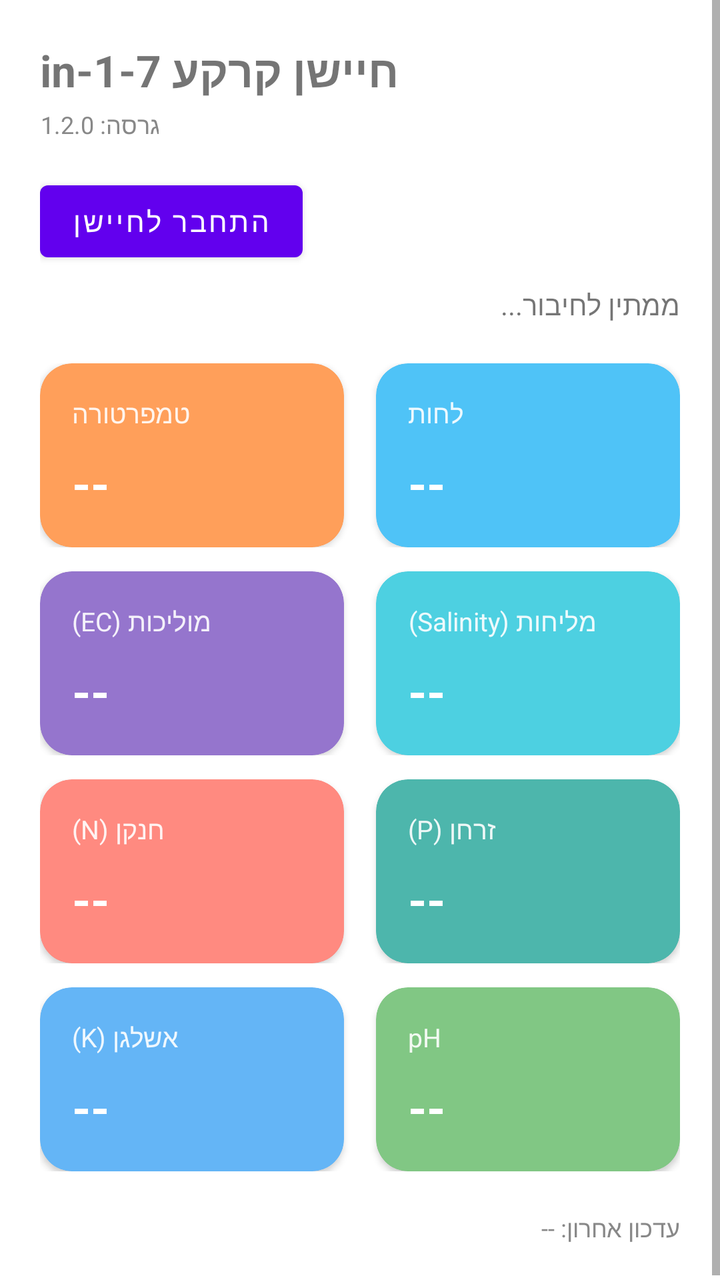
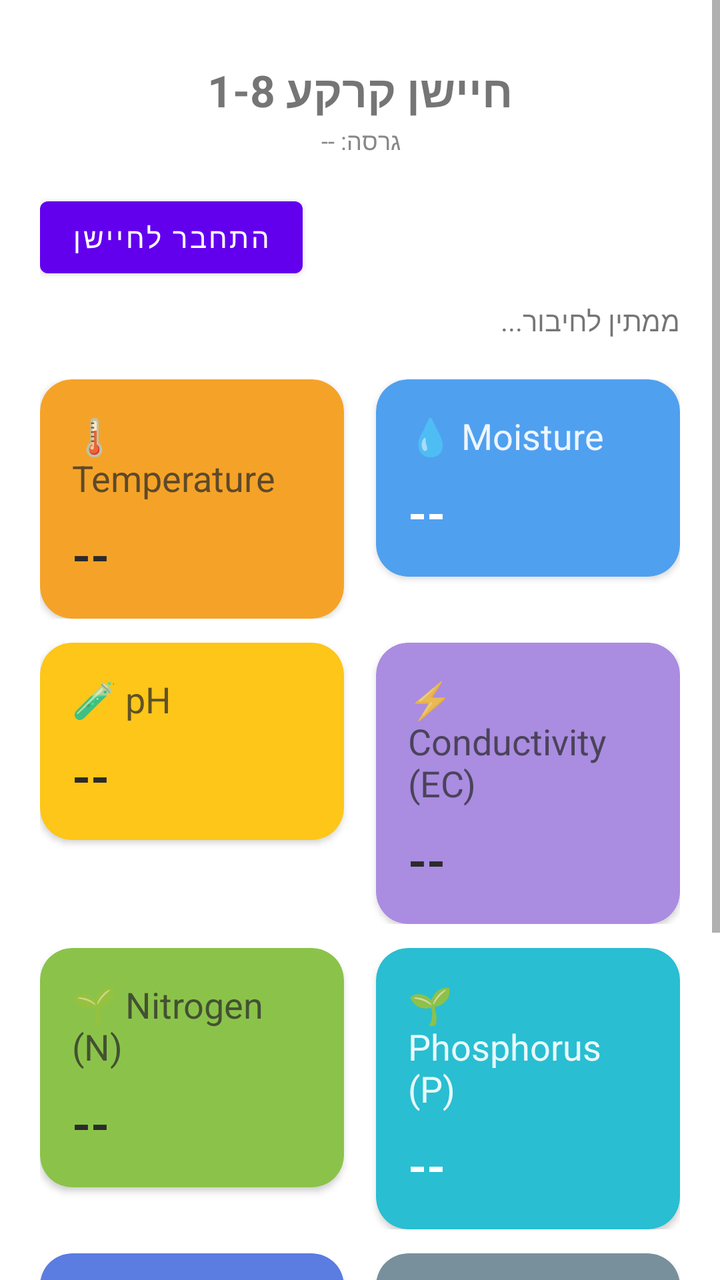

The first picture is an Android layout as it rendered before a commit; the second is the same layout after the commit. The layout source and the unified diff follow.
<!-- AndroidManifest.xml: application theme Theme.SoilSensorReader -->
<!-- res/layout/activity_main.xml -->
<?xml version="1.0" encoding="utf-8"?>
<ScrollView xmlns:android="http://schemas.android.com/apk/res/android"
    xmlns:app="http://schemas.android.com/apk/res-auto"
    android:layout_width="match_parent"
    android:layout_height="match_parent"
    android:background="#FFFFFF">

    <LinearLayout
        android:layout_width="match_parent"
        android:layout_height="wrap_content"
        android:orientation="vertical"
        android:padding="20dp">

        <TextView
            android:id="@+id/tvTitle"
            android:layout_width="wrap_content"
            android:layout_height="wrap_content"
            android:text="חיישן קרקע 7-in-1"
            android:textSize="22sp"
            android:textStyle="bold" />

        <TextView
            android:id="@+id/tvVersion"
            android:layout_width="wrap_content"
            android:layout_height="wrap_content"
            android:layout_marginTop="4dp"
            android:text="גרסה: 1.2.0"
            android:textSize="12sp"
            android:textColor="#888888" />

        <Button
            android:id="@+id/btnConnect"
            android:layout_width="wrap_content"
            android:layout_height="wrap_content"
            android:layout_marginTop="16dp"
            android:text="התחבר לחיישן" />

        <TextView
            android:id="@+id/tvStatus"
            android:layout_width="match_parent"
            android:layout_height="wrap_content"
            android:layout_marginTop="8dp"
            android:text="ממתין לחיבור..."
            android:textSize="14sp" />

        
        <LinearLayout
            android:layout_width="match_parent"
            android:layout_height="wrap_content"
            android:layout_marginTop="20dp"
            android:orientation="horizontal">

            <androidx.cardview.widget.CardView
                android:layout_width="0dp"
                android:layout_height="wrap_content"
                android:layout_weight="1"
                android:layout_marginEnd="8dp"
                app:cardBackgroundColor="@color/cardTemperature"
                app:cardCornerRadius="16dp"
                app:cardElevation="2dp">

                <LinearLayout
                    android:layout_width="match_parent"
                    android:layout_height="wrap_content"
                    android:orientation="vertical"
                    android:padding="16dp">

                    <TextView style="@style/CardTitleWhite" android:text="טמפרטורה" />

                    <TextView
                        android:id="@+id/tvTemperature"
                        style="@style/CardValueWhite"
                        android:text="--" />
                </LinearLayout>
            </androidx.cardview.widget.CardView>

            <androidx.cardview.widget.CardView
                android:layout_width="0dp"
                android:layout_height="wrap_content"
                android:layout_weight="1"
                android:layout_marginStart="8dp"
                app:cardBackgroundColor="@color/cardMoisture"
                app:cardCornerRadius="16dp"
                app:cardElevation="2dp">

                <LinearLayout
                    android:layout_width="match_parent"
                    android:layout_height="wrap_content"
                    android:orientation="vertical"
                    android:padding="16dp">

                    <TextView style="@style/CardTitleWhite" android:text="לחות" />

                    <TextView
                        android:id="@+id/tvMoisture"
                        style="@style/CardValueWhite"
                        android:text="--" />
                </LinearLayout>
            </androidx.cardview.widget.CardView>
        </LinearLayout>

        
        <LinearLayout
            android:layout_width="match_parent"
            android:layout_height="wrap_content"
            android:layout_marginTop="12dp"
            android:orientation="horizontal">

            <androidx.cardview.widget.CardView
                android:layout_width="0dp"
                android:layout_height="wrap_content"
                android:layout_weight="1"
                android:layout_marginEnd="8dp"
                app:cardBackgroundColor="@color/cardEc"
                app:cardCornerRadius="16dp"
                app:cardElevation="2dp">

                <LinearLayout
                    android:layout_width="match_parent"
                    android:layout_height="wrap_content"
                    android:orientation="vertical"
                    android:padding="16dp">

                    <TextView style="@style/CardTitleWhite" android:text="מוליכות (EC)" />

                    <TextView
                        android:id="@+id/tvEc"
                        style="@style/CardValueWhite"
                        android:text="--" />
                </LinearLayout>
            </androidx.cardview.widget.CardView>

            <androidx.cardview.widget.CardView
                android:layout_width="0dp"
                android:layout_height="wrap_content"
                android:layout_weight="1"
                android:layout_marginStart="8dp"
                app:cardBackgroundColor="@color/cardSalinity"
                app:cardCornerRadius="16dp"
                app:cardElevation="2dp">

                <LinearLayout
                    android:layout_width="match_parent"
                    android:layout_height="wrap_content"
                    android:orientation="vertical"
                    android:padding="16dp">

                    <TextView style="@style/CardTitleWhite" android:text="מליחות (Salinity)" />

                    <TextView
                        android:id="@+id/tvSalinity"
                        style="@style/CardValueWhite"
                        android:text="--" />
                </LinearLayout>
            </androidx.cardview.widget.CardView>
        </LinearLayout>

        
        <LinearLayout
            android:layout_width="match_parent"
            android:layout_height="wrap_content"
            android:layout_marginTop="12dp"
            android:orientation="horizontal">

            <androidx.cardview.widget.CardView
                android:layout_width="0dp"
                android:layout_height="wrap_content"
                android:layout_weight="1"
                android:layout_marginEnd="8dp"
                app:cardBackgroundColor="@color/cardNitrogen"
                app:cardCornerRadius="16dp"
                app:cardElevation="2dp">

                <LinearLayout
                    android:layout_width="match_parent"
                    android:layout_height="wrap_content"
                    android:orientation="vertical"
                    android:padding="16dp">

                    <TextView style="@style/CardTitleWhite" android:text="חנקן (N)" />

                    <TextView
                        android:id="@+id/tvN"
                        style="@style/CardValueWhite"
                        android:text="--" />
                </LinearLayout>
            </androidx.cardview.widget.CardView>

            <androidx.cardview.widget.CardView
                android:layout_width="0dp"
                android:layout_height="wrap_content"
                android:layout_weight="1"
                android:layout_marginStart="8dp"
                app:cardBackgroundColor="@color/cardPhosphorus"
                app:cardCornerRadius="16dp"
                app:cardElevation="2dp">

                <LinearLayout
                    android:layout_width="match_parent"
                    android:layout_height="wrap_content"
                    android:orientation="vertical"
                    android:padding="16dp">

                    <TextView style="@style/CardTitleWhite" android:text="זרחן (P)" />

                    <TextView
                        android:id="@+id/tvP"
                        style="@style/CardValueWhite"
                        android:text="--" />
                </LinearLayout>
            </androidx.cardview.widget.CardView>
        </LinearLayout>

        
        <LinearLayout
            android:layout_width="match_parent"
            android:layout_height="wrap_content"
            android:layout_marginTop="12dp"
            android:orientation="horizontal">

            <androidx.cardview.widget.CardView
                android:layout_width="0dp"
                android:layout_height="wrap_content"
                android:layout_weight="1"
                android:layout_marginEnd="8dp"
                app:cardBackgroundColor="@color/cardPotassium"
                app:cardCornerRadius="16dp"
                app:cardElevation="2dp">

                <LinearLayout
                    android:layout_width="match_parent"
                    android:layout_height="wrap_content"
                    android:orientation="vertical"
                    android:padding="16dp">

                    <TextView style="@style/CardTitleWhite" android:text="אשלגן (K)" />

                    <TextView
                        android:id="@+id/tvK"
                        style="@style/CardValueWhite"
                        android:text="--" />
                </LinearLayout>
            </androidx.cardview.widget.CardView>

            <androidx.cardview.widget.CardView
                android:layout_width="0dp"
                android:layout_height="wrap_content"
                android:layout_weight="1"
                android:layout_marginStart="8dp"
                app:cardBackgroundColor="@color/cardPh"
                app:cardCornerRadius="16dp"
                app:cardElevation="2dp">

                <LinearLayout
                    android:layout_width="match_parent"
                    android:layout_height="wrap_content"
                    android:orientation="vertical"
                    android:padding="16dp">

                    <TextView style="@style/CardTitleWhite" android:text="pH" />

                    <TextView
                        android:id="@+id/tvPh"
                        style="@style/CardValueWhite"
                        android:text="--" />
                </LinearLayout>
            </androidx.cardview.widget.CardView>
        </LinearLayout>

        <TextView
            android:id="@+id/tvLastUpdate"
            android:layout_width="match_parent"
            android:layout_height="wrap_content"
            android:layout_marginTop="20dp"
            android:text="עדכון אחרון: --"
            android:textSize="12sp"
            android:textColor="#888888" />

    </LinearLayout>
</ScrollView>
<!-- resources referenced by this layout -->
<resources>
  <color name="cardEc">#9575CD</color>
  <color name="cardMoisture">#4FC3F7</color>
  <color name="cardNitrogen">#FF8A80</color>
  <color name="cardPh">#81C784</color>
  <color name="cardPhosphorus">#4DB6AC</color>
  <color name="cardPotassium">#64B5F6</color>
  <color name="cardSalinity">#4DD0E1</color>
  <color name="cardTemperature">#FF9F5A</color>
  <style name="CardTitleWhite">
          <item name="android:layout_width">wrap_content</item>
          <item name="android:layout_height">wrap_content</item>
          <item name="android:textSize">13sp</item>
          <item name="android:textColor">#FFFFFF</item>
          <item name="android:alpha">0.9</item>
      </style>
  <style name="CardValueWhite">
          <item name="android:layout_width">wrap_content</item>
          <item name="android:layout_height">wrap_content</item>
          <item name="android:layout_marginTop">10dp</item>
          <item name="android:textSize">24sp</item>
          <item name="android:textStyle">bold</item>
          <item name="android:textColor">#FFFFFF</item>
      </style>
  <style name="Theme.SoilSensorReader" parent="Theme.MaterialComponents.DayNight.NoActionBar" />
</resources>

<!-- the commit's change to res/layout/activity_main.xml (unified diff, before → after) -->
@@ -13,18 +13,21 @@
 
         <TextView
             android:id="@+id/tvTitle"
-            android:layout_width="wrap_content"
-            android:layout_height="wrap_content"
-            android:text="חיישן קרקע 7-in-1"
+            android:layout_width="match_parent"
+            android:layout_height="wrap_content"
+            android:layout_marginTop="10dp"
+            android:gravity="center"
+            android:text="חיישן קרקע 1-8"
             android:textSize="22sp"
             android:textStyle="bold" />
 
         <TextView
             android:id="@+id/tvVersion"
-            android:layout_width="wrap_content"
-            android:layout_height="wrap_content"
-            android:layout_marginTop="4dp"
-            android:text="גרסה: 1.2.0"
+            android:layout_width="match_parent"
+            android:layout_height="wrap_content"
+            android:layout_marginTop="2dp"
+            android:gravity="center"
+            android:text="גרסה: --"
             android:textSize="12sp"
             android:textColor="#888888" />
 
@@ -65,11 +68,11 @@
                     android:orientation="vertical"
                     android:padding="16dp">
 
-                    <TextView style="@style/CardTitleWhite" android:text="טמפרטורה" />
+                    <TextView style="@style/CardTitleDark" android:text="🌡️ Temperature" />
 
                     <TextView
                         android:id="@+id/tvTemperature"
-                        style="@style/CardValueWhite"
+                        style="@style/CardValueDark"
                         android:text="--" />
                 </LinearLayout>
             </androidx.cardview.widget.CardView>
@@ -89,7 +92,7 @@
                     android:orientation="vertical"
                     android:padding="16dp">
 
-                    <TextView style="@style/CardTitleWhite" android:text="לחות" />
+                    <TextView style="@style/CardTitleWhite" android:text="💧 Moisture" />
 
                     <TextView
                         android:id="@+id/tvMoisture"
@@ -111,6 +114,30 @@
                 android:layout_height="wrap_content"
                 android:layout_weight="1"
                 android:layout_marginEnd="8dp"
+                app:cardBackgroundColor="@color/cardPh"
+                app:cardCornerRadius="16dp"
+                app:cardElevation="2dp">
+
+                <LinearLayout
+                    android:layout_width="match_parent"
+                    android:layout_height="wrap_content"
+                    android:orientation="vertical"
+                    android:padding="16dp">
+
+                    <TextView style="@style/CardTitleDark" android:text="🧪 pH" />
+
+                    <TextView
+                        android:id="@+id/tvPh"
+                        style="@style/CardValueDark"
+                        android:text="--" />
+                </LinearLayout>
+            </androidx.cardview.widget.CardView>
+
+            <androidx.cardview.widget.CardView
+                android:layout_width="0dp"
+                android:layout_height="wrap_content"
+                android:layout_weight="1"
+                android:layout_marginStart="8dp"
                 app:cardBackgroundColor="@color/cardEc"
                 app:cardCornerRadius="16dp"
                 app:cardElevation="2dp">
@@ -121,10 +148,98 @@
                     android:orientation="vertical"
                     android:padding="16dp">
 
-                    <TextView style="@style/CardTitleWhite" android:text="מוליכות (EC)" />
+                    <TextView style="@style/CardTitleDark" android:text="⚡ Conductivity (EC)" />
 
                     <TextView
                         android:id="@+id/tvEc"
+                        style="@style/CardValueDark"
+                        android:text="--" />
+                </LinearLayout>
+            </androidx.cardview.widget.CardView>
+        </LinearLayout>
+
+        
+        <LinearLayout
+            android:layout_width="match_parent"
+            android:layout_height="wrap_content"
+            android:layout_marginTop="12dp"
+            android:orientation="horizontal">
+
+            <androidx.cardview.widget.CardView
+                android:layout_width="0dp"
+                android:layout_height="wrap_content"
+                android:layout_weight="1"
+                android:layout_marginEnd="8dp"
+                app:cardBackgroundColor="@color/cardNitrogen"
+                app:cardCornerRadius="16dp"
+                app:cardElevation="2dp">
+
+                <LinearLayout
+                    android:layout_width="match_parent"
+                    android:layout_height="wrap_content"
+                    android:orientation="vertical"
+                    android:padding="16dp">
+
+                    <TextView style="@style/CardTitleDark" android:text="🌱 Nitrogen (N)" />
+
+                    <TextView
+                        android:id="@+id/tvN"
+                        style="@style/CardValueDark"
+                        android:text="--" />
+                </LinearLayout>
+            </androidx.cardview.widget.CardView>
+
+            <androidx.cardview.widget.CardView
+                android:layout_width="0dp"
+                android:layout_height="wrap_content"
+                android:layout_weight="1"
+                android:layout_marginStart="8dp"
+                app:cardBackgroundColor="@color/cardPhosphorus"
+                app:cardCornerRadius="16dp"
+                app:cardElevation="2dp">
+
+                <LinearLayout
+                    android:layout_width="match_parent"
+                    android:layout_height="wrap_content"
+                    android:orientation="vertical"
+                    android:padding="16dp">
+
+                    <TextView style="@style/CardTitleWhite" android:text="🌱 Phosphorus (P)" />
+
+                    <TextView
+                        android:id="@+id/tvP"
+                        style="@style/CardValueWhite"
+                        android:text="--" />
+                </LinearLayout>
+            </androidx.cardview.widget.CardView>
+        </LinearLayout>
+
+        
+        <LinearLayout
+            android:layout_width="match_parent"
+            android:layout_height="wrap_content"
+            android:layout_marginTop="12dp"
+            android:orientation="horizontal">
+
+            <androidx.cardview.widget.CardView
+                android:layout_width="0dp"
+                android:layout_height="wrap_content"
+                android:layout_weight="1"
+                android:layout_marginEnd="8dp"
+                app:cardBackgroundColor="@color/cardPotassium"
+                app:cardCornerRadius="16dp"
+                app:cardElevation="2dp">
+
+                <LinearLayout
+                    android:layout_width="match_parent"
+                    android:layout_height="wrap_content"
+                    android:orientation="vertical"
+                    android:padding="16dp">
+
+                    <TextView style="@style/CardTitleWhite" android:text="🌱 Potassium (K)" />
+
+                    <TextView
+                        android:id="@+id/tvK"
                         style="@style/CardValueWhite"
                         android:text="--" />
                 </LinearLayout>
@@ -145,7 +260,7 @@
                     android:orientation="vertical"
                     android:padding="16dp">
 
-                    <TextView style="@style/CardTitleWhite" android:text="מליחות (Salinity)" />
+                    <TextView style="@style/CardTitleWhite" android:text="🌊 Salinity" />
 
                     <TextView
                         android:id="@+id/tvSalinity"
@@ -155,126 +270,25 @@
             </androidx.cardview.widget.CardView>
         </LinearLayout>
 
-        
-        <LinearLayout
-            android:layout_width="match_parent"
-            android:layout_height="wrap_content"
-            android:layout_marginTop="12dp"
-            android:orientation="horizontal">
-
-            <androidx.cardview.widget.CardView
-                android:layout_width="0dp"
-                android:layout_height="wrap_content"
-                android:layout_weight="1"
-                android:layout_marginEnd="8dp"
-                app:cardBackgroundColor="@color/cardNitrogen"
-                app:cardCornerRadius="16dp"
-                app:cardElevation="2dp">
-
-                <LinearLayout
-                    android:layout_width="match_parent"
-                    android:layout_height="wrap_content"
-                    android:orientation="vertical"
-                    android:padding="16dp">
-
-                    <TextView style="@style/CardTitleWhite" android:text="חנקן (N)" />
-
-                    <TextView
-                        android:id="@+id/tvN"
-                        style="@style/CardValueWhite"
-                        android:text="--" />
-                </LinearLayout>
-            </androidx.cardview.widget.CardView>
-
-            <androidx.cardview.widget.CardView
-                android:layout_width="0dp"
-                android:layout_height="wrap_content"
-                android:layout_weight="1"
-                android:layout_marginStart="8dp"
-                app:cardBackgroundColor="@color/cardPhosphorus"
-                app:cardCornerRadius="16dp"
-                app:cardElevation="2dp">
-
-                <LinearLayout
-                    android:layout_width="match_parent"
-                    android:layout_height="wrap_content"
-                    android:orientation="vertical"
-                    android:padding="16dp">
-
-                    <TextView style="@style/CardTitleWhite" android:text="זרחן (P)" />
-
-                    <TextView
-                        android:id="@+id/tvP"
-                        style="@style/CardValueWhite"
-                        android:text="--" />
-                </LinearLayout>
-            </androidx.cardview.widget.CardView>
-        </LinearLayout>
-
-        
-        <LinearLayout
-            android:layout_width="match_parent"
-            android:layout_height="wrap_content"
-            android:layout_marginTop="12dp"
-            android:orientation="horizontal">
-
-            <androidx.cardview.widget.CardView
-                android:layout_width="0dp"
-                android:layout_height="wrap_content"
-                android:layout_weight="1"
-                android:layout_marginEnd="8dp"
-                app:cardBackgroundColor="@color/cardPotassium"
-                app:cardCornerRadius="16dp"
-                app:cardElevation="2dp">
-
-                <LinearLayout
-                    android:layout_width="match_parent"
-                    android:layout_height="wrap_content"
-                    android:orientation="vertical"
-                    android:padding="16dp">
-
-                    <TextView style="@style/CardTitleWhite" android:text="אשלגן (K)" />
-
-                    <TextView
-                        android:id="@+id/tvK"
-                        style="@style/CardValueWhite"
-                        android:text="--" />
-                </LinearLayout>
-            </androidx.cardview.widget.CardView>
-
-            <androidx.cardview.widget.CardView
-                android:layout_width="0dp"
-                android:layout_height="wrap_content"
-                android:layout_weight="1"
-                android:layout_marginStart="8dp"
-                app:cardBackgroundColor="@color/cardPh"
-                app:cardCornerRadius="16dp"
-                app:cardElevation="2dp">
-
-                <LinearLayout
-                    android:layout_width="match_parent"
-                    android:layout_height="wrap_content"
-                    android:orientation="vertical"
-                    android:padding="16dp">
-
-                    <TextView style="@style/CardTitleWhite" android:text="pH" />
-
-                    <TextView
-                        android:id="@+id/tvPh"
-                        style="@style/CardValueWhite"
-                        android:text="--" />
-                </LinearLayout>
-            </androidx.cardview.widget.CardView>
-        </LinearLayout>
-
         <TextView
             android:id="@+id/tvLastUpdate"
             android:layout_width="match_parent"
             android:layout_height="wrap_content"
             android:layout_marginTop="20dp"
+            android:gravity="center"
             android:text="עדכון אחרון: --"
             android:textSize="12sp"
             android:textColor="#888888" />
 
+        <ImageView
+            android:id="@+id/ivBrandLogo"
+            android:layout_width="150dp"
+            android:layout_height="wrap_content"
+            android:layout_gravity="center_horizontal"
+            android:layout_marginTop="24dp"
+            android:adjustViewBounds="true"
+            android:contentDescription="AG-Sense"
+            android:src="@drawable/ag_sense_logo" />
+
     </LinearLayout>
 </ScrollView>
<!-- resource entries referenced after the edit -->
@@ -1,19 +1,35 @@
 <!-- resources referenced by this layout -->
 <resources>
-  <color name="cardEc">#9575CD</color>
-  <color name="cardMoisture">#4FC3F7</color>
-  <color name="cardNitrogen">#FF8A80</color>
-  <color name="cardPh">#81C784</color>
-  <color name="cardPhosphorus">#4DB6AC</color>
-  <color name="cardPotassium">#64B5F6</color>
-  <color name="cardSalinity">#4DD0E1</color>
-  <color name="cardTemperature">#FF9F5A</color>
+  <color name="cardEc">#AA8CE1</color>
+  <color name="cardMoisture">#50A0F0</color>
+  <color name="cardNitrogen">#8BC34A</color>
+  <color name="cardPh">#FDC618</color>
+  <color name="cardPhosphorus">#29BED2</color>
+  <color name="cardPotassium">#5B7CE1</color>
+  <color name="cardSalinity">#78909C</color>
+  <color name="cardTemperature">#F5A328</color>
+  <!-- drawable ag_sense_logo: png bitmap (drawable-nodpi, 6467 bytes) -->
+  <style name="CardTitleDark">
+          <item name="android:layout_width">wrap_content</item>
+          <item name="android:layout_height">wrap_content</item>
+          <item name="android:textSize">18sp</item>
+          <item name="android:textColor">#2B2B2B</item>
+          <item name="android:alpha">0.75</item>
+      </style>
   <style name="CardTitleWhite">
           <item name="android:layout_width">wrap_content</item>
           <item name="android:layout_height">wrap_content</item>
-          <item name="android:textSize">13sp</item>
+          <item name="android:textSize">18sp</item>
           <item name="android:textColor">#FFFFFF</item>
           <item name="android:alpha">0.9</item>
+      </style>
+  <style name="CardValueDark">
+          <item name="android:layout_width">wrap_content</item>
+          <item name="android:layout_height">wrap_content</item>
+          <item name="android:layout_marginTop">10dp</item>
+          <item name="android:textSize">24sp</item>
+          <item name="android:textStyle">bold</item>
+          <item name="android:textColor">#2B2B2B</item>
       </style>
   <style name="CardValueWhite">
           <item name="android:layout_width">wrap_content</item>
